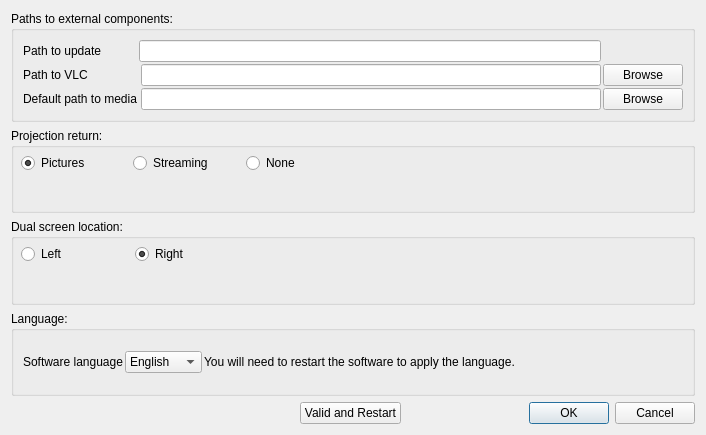
cinemaouvert/OPP, file src/settingswindow.ui: the form before one commit.
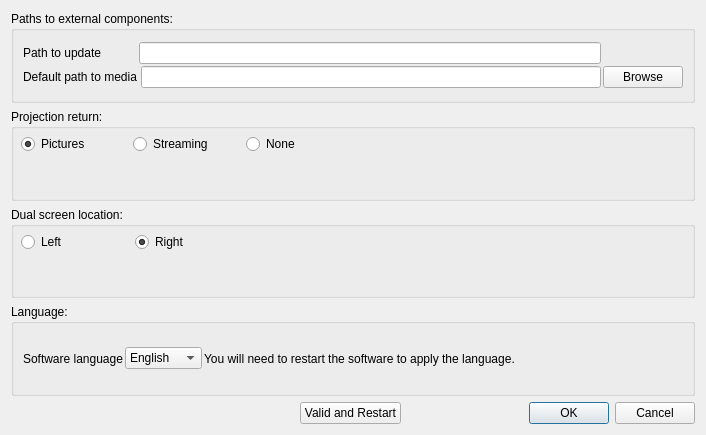
The form after the commit. Icons and pictures are not drawn.

Commit message: Remove vlc path

```diff
--- a/src/settingswindow.ui
+++ b/src/settingswindow.ui
@@ -35,37 +35,20 @@
           </property>
          </widget>
         </item>
-        <item row="2" column="0">
+        <item row="1" column="0">
          <widget class="QLabel" name="label_moviesPath">
           <property name="text">
            <string>Default path to media</string>
           </property>
          </widget>
         </item>
-        <item row="1" column="2">
-         <widget class="QLineEdit" name="lineEdit_VLCPath">
-          <property name="text">
-           <string/>
-          </property>
-          <property name="alignment">
-           <set>Qt::AlignRight|Qt::AlignTrailing|Qt::AlignVCenter</set>
-          </property>
-         </widget>
-        </item>
-        <item row="2" column="3">
+        <item row="1" column="3">
          <widget class="QPushButton" name="pushButton_moviesPath">
           <property name="text">
            <string>Browse</string>
           </property>
          </widget>
         </item>
-        <item row="1" column="0">
-         <widget class="QLabel" name="label_VLCPath">
-          <property name="text">
-           <string>Path to VLC</string>
-          </property>
-         </widget>
-        </item>
         <item row="0" column="0">
          <widget class="QLabel" name="label_UpdatePath">
           <property name="text">
@@ -73,14 +56,7 @@
           </property>
          </widget>
         </item>
-        <item row="1" column="3">
-         <widget class="QPushButton" name="pushButton_VLCPath">
-          <property name="text">
-           <string>Browse</string>
-          </property>
-         </widget>
-        </item>
-        <item row="2" column="2">
+        <item row="1" column="2">
          <widget class="QLineEdit" name="lineEdit_moviesPath">
           <property name="text">
            <string/>
```
The commit also changes 5 other files.
